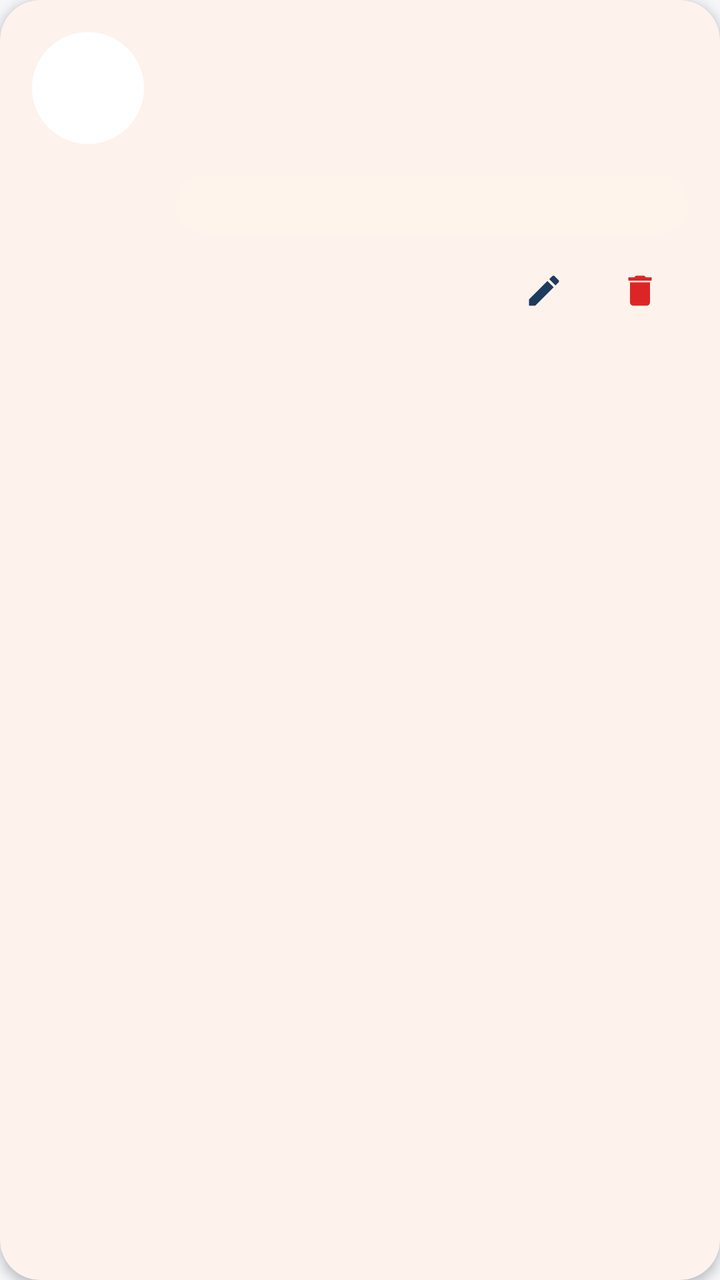
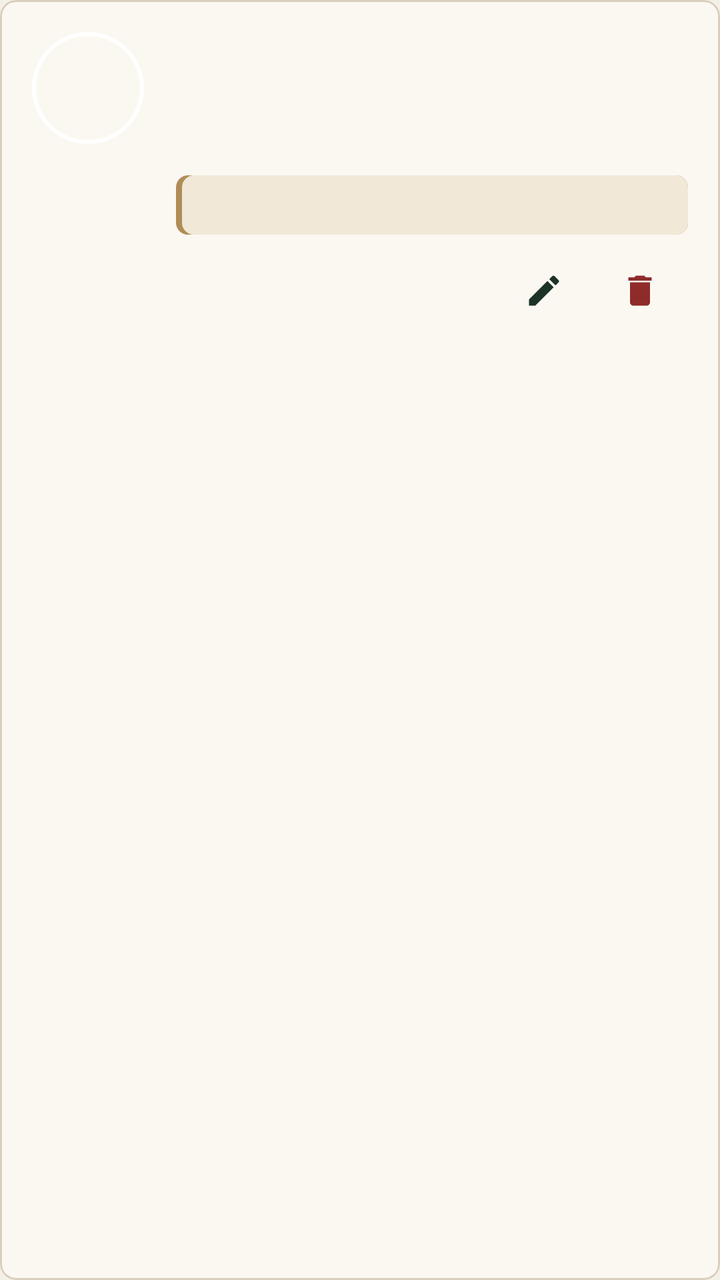

Before-and-after screenshots of an Android layout around one commit, followed by the original layout XML and the change that was made.
<!-- AndroidManifest.xml: application theme Theme.BasketballShotAnalyzer -->
<!-- res/layout/item_shot.xml -->
<?xml version="1.0" encoding="utf-8"?>
<com.google.android.material.card.MaterialCardView xmlns:android="http://schemas.android.com/apk/res/android"
    xmlns:app="http://schemas.android.com/apk/res-auto"
    style="@style/Widget.App.Card"
    android:layout_width="match_parent"
    android:layout_height="wrap_content"
    android:layout_marginBottom="12dp">

    <LinearLayout
        android:layout_width="match_parent"
        android:layout_height="wrap_content"
        android:orientation="horizontal"
        android:padding="16dp">

        <TextView
            android:id="@+id/textItemScore"
            android:layout_width="56dp"
            android:layout_height="56dp"
            android:background="@drawable/bg_circle"
            android:gravity="center"
            android:textColor="@color/white"
            android:textSize="20sp"
            android:textStyle="bold" />

        <LinearLayout
            android:layout_width="0dp"
            android:layout_height="wrap_content"
            android:layout_marginStart="16dp"
            android:layout_weight="1"
            android:orientation="vertical">

            <TextView
                android:id="@+id/textItemDate"
                android:layout_width="match_parent"
                android:layout_height="wrap_content"
                android:textColor="@color/text_secondary"
                android:textSize="12sp" />

            <TextView
                android:id="@+id/textItemAngles"
                android:layout_width="match_parent"
                android:layout_height="wrap_content"
                android:layout_marginTop="2dp"
                android:textAppearance="@style/TextAppearance.App.SectionTitle"
                android:textSize="15sp" />

            <TextView
                android:id="@+id/textItemFeedback"
                android:layout_width="match_parent"
                android:layout_height="wrap_content"
                android:layout_marginTop="6dp"
                android:lineSpacingExtra="2dp"
                android:textColor="@color/text_primary"
                android:textSize="14sp" />

            <TextView
                android:id="@+id/textItemNote"
                android:layout_width="match_parent"
                android:layout_height="wrap_content"
                android:layout_marginTop="8dp"
                android:background="@drawable/bg_feedback"
                android:paddingHorizontal="10dp"
                android:paddingVertical="6dp"
                android:textColor="@color/primary_dark"
                android:textSize="13sp" />

            <LinearLayout
                android:layout_width="match_parent"
                android:layout_height="wrap_content"
                android:layout_marginTop="4dp"
                android:gravity="end"
                android:orientation="horizontal">

                <com.google.android.material.button.MaterialButton
                    android:id="@+id/btnEditNote"
                    style="@style/Widget.Material3.Button.IconButton"
                    android:layout_width="wrap_content"
                    android:layout_height="wrap_content"
                    android:contentDescription="@string/btn_edit_note"
                    app:icon="@drawable/ic_edit"
                    app:iconTint="@color/navy_light" />

                <com.google.android.material.button.MaterialButton
                    android:id="@+id/btnDelete"
                    style="@style/Widget.Material3.Button.IconButton"
                    android:layout_width="wrap_content"
                    android:layout_height="wrap_content"
                    android:contentDescription="@string/btn_delete"
                    app:icon="@drawable/ic_delete"
                    app:iconTint="@color/error" />
            </LinearLayout>
        </LinearLayout>
    </LinearLayout>
</com.google.android.material.card.MaterialCardView>
<!-- resources referenced by this layout -->
<resources>
  <color name="error">#DC2626</color>
  <color name="navy_light">#1E3A5F</color>
  <color name="primary_dark">#C2410C</color>
  <color name="text_primary">#1A1C1E</color>
  <color name="text_secondary">#5F6B7A</color>
  <color name="white">#FFFFFF</color>
  <!-- drawable bg_circle (drawable) -->
  <?xml version="1.0" encoding="utf-8"?>
  <shape xmlns:android="http://schemas.android.com/apk/res/android" android:shape="oval">
      <solid android:color="@color/white" />
  </shape>
  <!-- drawable bg_feedback (drawable) -->
  <?xml version="1.0" encoding="utf-8"?>
  <shape xmlns:android="http://schemas.android.com/apk/res/android" android:shape="rectangle">
      <solid android:color="@color/feedback_bg" />
      <corners android:radius="14dp" />
  </shape>
  <!-- drawable ic_delete (drawable) -->
  <?xml version="1.0" encoding="utf-8"?>
  <vector xmlns:android="http://schemas.android.com/apk/res/android"
      android:width="24dp"
      android:height="24dp"
      android:autoMirrored="false"
      android:tint="?attr/colorControlNormal"
      android:viewportWidth="24"
      android:viewportHeight="24">
      <path
          android:fillColor="@android:color/white"
          android:pathData="M6,19c0,1.1 0.9,2 2,2h8c1.1,0 2,-0.9 2,-2V7H6v12zM19,4h-3.5l-1,-1h-5l-1,1H5v2h14V4z" />
  </vector>
  <string name="btn_delete">מחק</string>
  <string name="btn_edit_note">ערוך הערה</string>
  <style name="TextAppearance.App.SectionTitle" parent="TextAppearance.Material3.TitleMedium">
          <item name="android:textColor">@color/text_primary</item>
          <item name="android:textStyle">bold</item>
      </style>
  <style name="Widget.App.Card" parent="Widget.Material3.CardView.Elevated">
          <item name="cardCornerRadius">20dp</item>
          <item name="cardElevation">3dp</item>
          <item name="cardBackgroundColor">@color/surface</item>
      </style>
  <style name="Theme.BasketballShotAnalyzer" parent="Theme.Material3.Light.NoActionBar">
          <item name="colorPrimary">@color/primary</item>
          <item name="colorOnPrimary">@color/white</item>
          <item name="colorPrimaryContainer">@color/primary_container</item>
          <item name="colorOnPrimaryContainer">@color/primary_dark</item>
          <item name="colorSecondary">@color/navy_light</item>
          <item name="colorOnSecondary">@color/white</item>
          <item name="colorSecondaryContainer">@color/primary_container</item>
          <item name="colorOnSecondaryContainer">@color/primary_dark</item>
          <item name="colorSurface">@color/surface</item>
          <item name="colorOnSurface">@color/text_primary</item>
          <item name="colorOutline">@color/outline</item>
          <item name="colorError">@color/error</item>
          <item name="android:colorBackground">@color/background</item>
          <item name="android:statusBarColor">@color/navy</item>
          <item name="android:windowLightStatusBar">false</item>
      </style>
  <color name="feedback_bg">#FFF4EC</color>
  <color name="surface">#FFFFFF</color>
  <color name="primary">#F26B1D</color>
  <color name="primary_container">#FFE4D3</color>
  <color name="outline">#D5DAE1</color>
  <color name="background">#F4F6FA</color>
  <color name="navy">#0F1C2E</color>
  <!-- unchanged entries left out for length: 1 -->
</resources>

<!-- the commit's change to res/layout/item_shot.xml (unified diff, before → after) -->
@@ -16,9 +16,9 @@
             android:id="@+id/textItemScore"
             android:layout_width="56dp"
             android:layout_height="56dp"
-            android:background="@drawable/bg_circle"
+            android:background="@drawable/bg_score_badge"
+            android:fontFamily="serif"
             android:gravity="center"
-            android:textColor="@color/white"
             android:textSize="20sp"
             android:textStyle="bold" />
 
@@ -78,7 +78,7 @@
                     android:layout_height="wrap_content"
                     android:contentDescription="@string/btn_edit_note"
                     app:icon="@drawable/ic_edit"
-                    app:iconTint="@color/navy_light" />
+                    app:iconTint="@color/forest" />
 
                 <com.google.android.material.button.MaterialButton
                     android:id="@+id/btnDelete"
<!-- resource entries referenced after the edit -->
@@ -1,21 +1,33 @@
 <!-- resources referenced by this layout -->
 <resources>
-  <color name="error">#DC2626</color>
-  <color name="navy_light">#1E3A5F</color>
-  <color name="primary_dark">#C2410C</color>
-  <color name="text_primary">#1A1C1E</color>
-  <color name="text_secondary">#5F6B7A</color>
+  <color name="error">#8E2C2C</color>
+  <color name="forest">#1E3328</color>
+  <color name="primary_dark">#4A1418</color>
+  <color name="text_primary">#2B2420</color>
+  <color name="text_secondary">#6E6259</color>
   <color name="white">#FFFFFF</color>
-  <!-- drawable bg_circle (drawable) -->
+  <!-- drawable bg_feedback (drawable) -->
+  <?xml version="1.0" encoding="utf-8"?>
+  <layer-list xmlns:android="http://schemas.android.com/apk/res/android">
+      <item>
+          <shape android:shape="rectangle">
+              <solid android:color="@color/brass" />
+              <corners android:radius="6dp" />
+          </shape>
+      </item>
+      <item android:start="3dp">
+          <shape android:shape="rectangle">
+              <solid android:color="@color/feedback_bg" />
+              <corners android:radius="6dp" />
+          </shape>
+      </item>
+  </layer-list>
+  <!-- drawable bg_score_badge (drawable) -->
   <?xml version="1.0" encoding="utf-8"?>
   <shape xmlns:android="http://schemas.android.com/apk/res/android" android:shape="oval">
-      <solid android:color="@color/white" />
-  </shape>
-  <!-- drawable bg_feedback (drawable) -->
-  <?xml version="1.0" encoding="utf-8"?>
-  <shape xmlns:android="http://schemas.android.com/apk/res/android" android:shape="rectangle">
-      <solid android:color="@color/feedback_bg" />
-      <corners android:radius="14dp" />
+      <stroke
+          android:width="2dp"
+          android:color="@color/white" />
   </shape>
   <!-- drawable ic_delete (drawable) -->
   <?xml version="1.0" encoding="utf-8"?>
@@ -33,21 +45,24 @@
   <string name="btn_delete">מחק</string>
   <string name="btn_edit_note">ערוך הערה</string>
   <style name="TextAppearance.App.SectionTitle" parent="TextAppearance.Material3.TitleMedium">
+          <item name="android:fontFamily">serif</item>
           <item name="android:textColor">@color/text_primary</item>
           <item name="android:textStyle">bold</item>
       </style>
-  <style name="Widget.App.Card" parent="Widget.Material3.CardView.Elevated">
-          <item name="cardCornerRadius">20dp</item>
-          <item name="cardElevation">3dp</item>
+  <style name="Widget.App.Card" parent="Widget.Material3.CardView.Outlined">
+          <item name="cardCornerRadius">8dp</item>
+          <item name="cardElevation">0dp</item>
           <item name="cardBackgroundColor">@color/surface</item>
+          <item name="strokeColor">@color/outline</item>
+          <item name="strokeWidth">1dp</item>
       </style>
   <style name="Theme.BasketballShotAnalyzer" parent="Theme.Material3.Light.NoActionBar">
           <item name="colorPrimary">@color/primary</item>
-          <item name="colorOnPrimary">@color/white</item>
+          <item name="colorOnPrimary">@color/text_on_dark</item>
           <item name="colorPrimaryContainer">@color/primary_container</item>
           <item name="colorOnPrimaryContainer">@color/primary_dark</item>
-          <item name="colorSecondary">@color/navy_light</item>
-          <item name="colorOnSecondary">@color/white</item>
+          <item name="colorSecondary">@color/forest_light</item>
+          <item name="colorOnSecondary">@color/text_on_dark</item>
           <item name="colorSecondaryContainer">@color/primary_container</item>
           <item name="colorOnSecondaryContainer">@color/primary_dark</item>
           <item name="colorSurface">@color/surface</item>
@@ -55,16 +70,18 @@
           <item name="colorOutline">@color/outline</item>
           <item name="colorError">@color/error</item>
           <item name="android:colorBackground">@color/background</item>
-          <item name="android:statusBarColor">@color/navy</item>
+          <item name="android:statusBarColor">@color/forest</item>
           <item name="android:windowLightStatusBar">false</item>
       </style>
-  <color name="feedback_bg">#FFF4EC</color>
-  <color name="surface">#FFFFFF</color>
-  <color name="primary">#F26B1D</color>
-  <color name="primary_container">#FFE4D3</color>
-  <color name="outline">#D5DAE1</color>
-  <color name="background">#F4F6FA</color>
-  <color name="navy">#0F1C2E</color>
+  <color name="brass">#B08D57</color>
+  <color name="feedback_bg">#F1E8D8</color>
+  <color name="surface">#FBF8F2</color>
+  <color name="primary">#6B1E23</color>
+  <color name="text_on_dark">#F5F0E6</color>
+  <color name="primary_container">#EFE4D2</color>
+  <color name="forest_light">#2F4A3C</color>
+  <color name="outline">#D9CFBF</color>
+  <color name="background">#F5F0E6</color>
   <!-- unchanged entries left out for length: 1 -->
 </resources>
 
